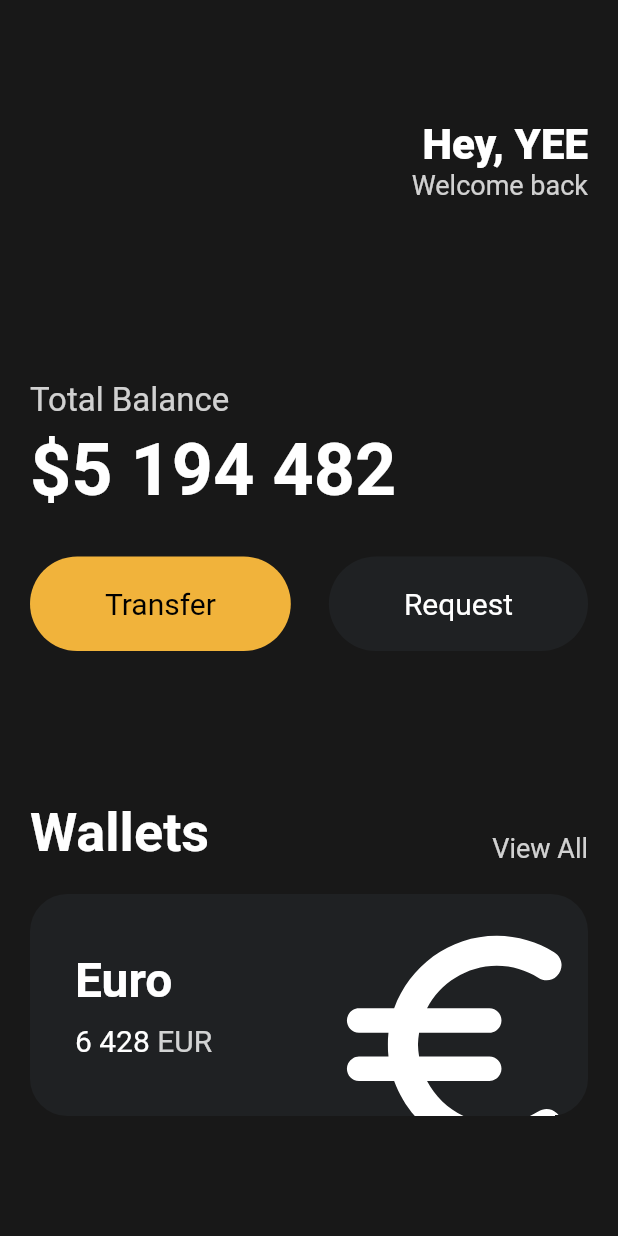
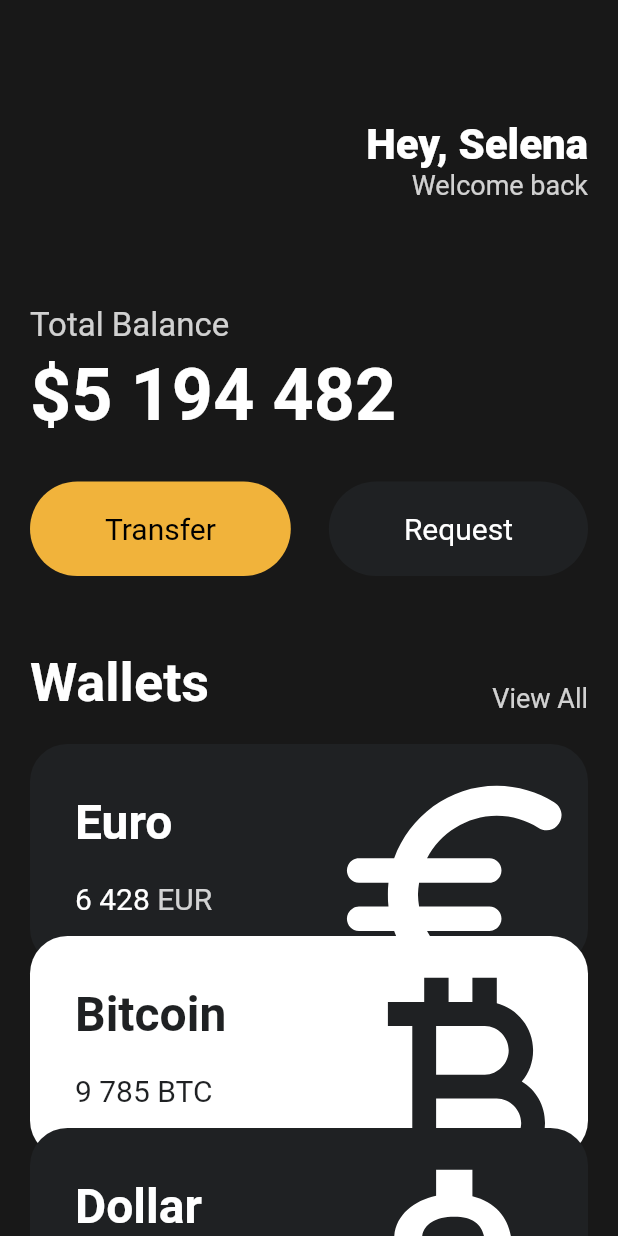
Before and after one commit to joseph-106/toonflix, a Flutter app: the screen it shows after launch, on a phone screen of 412 x 824 dp. Run offline on Flutter 3.47's test engine with Material 2 defaults, Android fonts, the phone set to English and light mode, and no system bars.

Commit message:
Reusable Cards

```diff
--- a/lib/main.dart
+++ b/lib/main.dart
@@ -1,17 +1,20 @@
 import 'package:flutter/material.dart';
 import 'package:toonflix/widgets/button.dart';
+import 'package:toonflix/widgets/currency_card.dart';
 
 void main() {
-  runApp(App());
+  runApp(const App());
 }
 
 class App extends StatelessWidget {
+  const App({super.key});
   @override
   Widget build(BuildContext context) {
     return MaterialApp(
       home: Scaffold(
         backgroundColor: const Color(0xFF181818),
-        body: Padding(
+        body: SingleChildScrollView(
+          child: Padding(
             padding: const EdgeInsets.symmetric(
               horizontal: 20,
             ),
@@ -28,7 +31,7 @@
                       crossAxisAlignment: CrossAxisAlignment.end,
                       children: const [
                         Text(
-                        'Hey, YEE',
+                          'Hey, Selena',
                           style: TextStyle(
                             color: Colors.white,
                             fontSize: 28,
@@ -47,7 +50,7 @@
                   ],
                 ),
                 const SizedBox(
-                height: 120,
+                  height: 70,
                 ),
                 Text(
                   'Total Balance',
@@ -86,7 +89,7 @@
                   ],
                 ),
                 const SizedBox(
-                height: 100,
+                  height: 50,
                 ),
                 Row(
                   crossAxisAlignment: CrossAxisAlignment.end,
@@ -112,73 +115,38 @@
                 const SizedBox(
                   height: 20,
                 ),
-              Container(
-                clipBehavior: Clip.hardEdge,
-                decoration: BoxDecoration(
-                  color: const Color(0xFF1F2123),
-                  borderRadius: BorderRadius.circular(25),
+                const CurrencyCard(
+                  name: 'Euro',
+                  code: 'EUR',
+                  amount: '6 428',
+                  icon: Icons.euro_rounded,
+                  isInverted: false,
                 ),
-                child: Padding(
-                  padding: const EdgeInsets.all(30),
-                  child: Row(
-                    mainAxisAlignment: MainAxisAlignment.spaceBetween,
-                    children: [
-                      Column(
-                        crossAxisAlignment: CrossAxisAlignment.start,
-                        children: [
-                          const Text(
-                            'Euro',
-                            style: TextStyle(
-                              color: Colors.white,
-                              fontSize: 32,
-                              fontWeight: FontWeight.w600,
+                Transform.translate(
+                  offset: const Offset(0, -20),
+                  child: const CurrencyCard(
+                    name: 'Bitcoin',
+                    code: 'BTC',
+                    amount: '9 785',
+                    icon: Icons.currency_bitcoin,
+                    isInverted: true,
                   ),
                 ),
-                          const SizedBox(
-                            height: 10,
-                          ),
-                          Row(
-                            children: [
-                              const Text(
-                                '6 428',
-                                style: TextStyle(
-                                  color: Colors.white,
-                                  fontSize: 20,
-                                ),
-                              ),
-                              const SizedBox(
-                                width: 5,
-                              ),
-                              Text(
-                                'EUR',
-                                style: TextStyle(
-                                  color: Colors.white.withOpacity(0.8),
-                                  fontSize: 20,
-                                ),
-                              ),
-                            ],
-                          )
-                        ],
-                      ),
-                      Transform.scale(
-                        scale: 2.2,
-                        child: Transform.translate(
-                          offset: const Offset(-5, 12),
-                          child: const Icon(
-                            Icons.euro_rounded,
-                            color: Colors.white,
-                            size: 88,
-                          ),
-                        ),
-                      )
-                    ],
-                  ),
+                Transform.translate(
+                  offset: const Offset(0, -40),
+                  child: const CurrencyCard(
+                    name: 'Dollar',
+                    code: 'USD',
+                    amount: '428',
+                    icon: Icons.attach_money_outlined,
+                    isInverted: false,
                   ),
                 ),
               ],
             ),
           ),
         ),
+      ),
     );
   }
 }
--- /dev/null
+++ b/lib/widgets/currency_card.dart
@@ -0,0 +1,90 @@
+import 'package:flutter/material.dart';
+
+class CurrencyCard extends StatelessWidget {
+  final String name, code, amount;
+  final IconData icon;
+  final bool isInverted;
+
+  final _blackColor = const Color(0xFF1F2123);
+
+  const CurrencyCard({
+    super.key,
+    required this.name,
+    required this.code,
+    required this.amount,
+    required this.icon,
+    required this.isInverted,
+  });
+
+  @override
+  Widget build(BuildContext context) {
+    return Container(
+      clipBehavior: Clip.hardEdge,
+      decoration: BoxDecoration(
+        color: isInverted ? Colors.white : _blackColor,
+        borderRadius: BorderRadius.circular(25),
+      ),
+      child: Padding(
+        padding: const EdgeInsets.all(30),
+        child: Row(
+          mainAxisAlignment: MainAxisAlignment.spaceBetween,
+          children: [
+            Column(
+              crossAxisAlignment: CrossAxisAlignment.start,
+              children: [
+                Text(
+                  name,
+                  style: TextStyle(
+                    color: isInverted ? _blackColor : Colors.white,
+                    fontSize: 32,
+                    fontWeight: FontWeight.w600,
+                  ),
+                ),
+                const SizedBox(
+                  height: 20,
+                ),
+                Row(
+                  children: [
+                    Text(
+                      amount,
+                      style: TextStyle(
+                        color: isInverted ? _blackColor : Colors.white,
+                        fontSize: 20,
+                      ),
+                    ),
+                    const SizedBox(
+                      width: 5,
+                    ),
+                    Text(
+                      code,
+                      style: TextStyle(
+                        color: isInverted
+                            ? _blackColor
+                            : Colors.white.withOpacity(0.8),
+                        fontSize: 20,
+                      ),
+                    ),
+                  ],
+                )
+              ],
+            ),
+            Transform.scale(
+              scale: 2.2,
+              child: Transform.translate(
+                offset: const Offset(
+                  -5,
+                  12,
+                ),
+                child: Icon(
+                  icon,
+                  color: isInverted ? _blackColor : Colors.white,
+                  size: 88,
+                ),
+              ),
+            )
+          ],
+        ),
+      ),
+    );
+  }
+}
```
Lines whose indentation alone changed are shown as unchanged.
